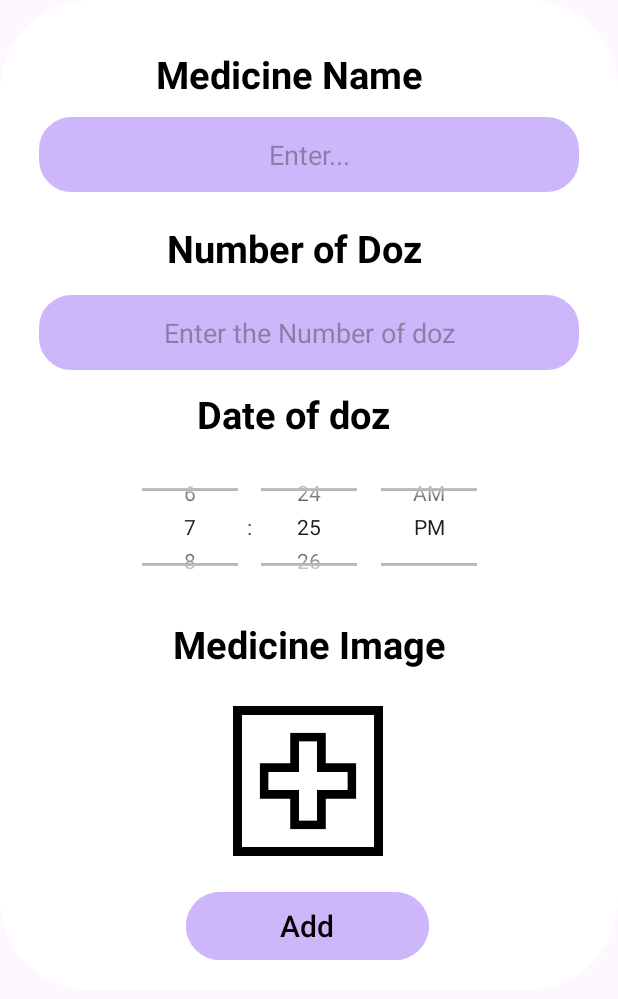
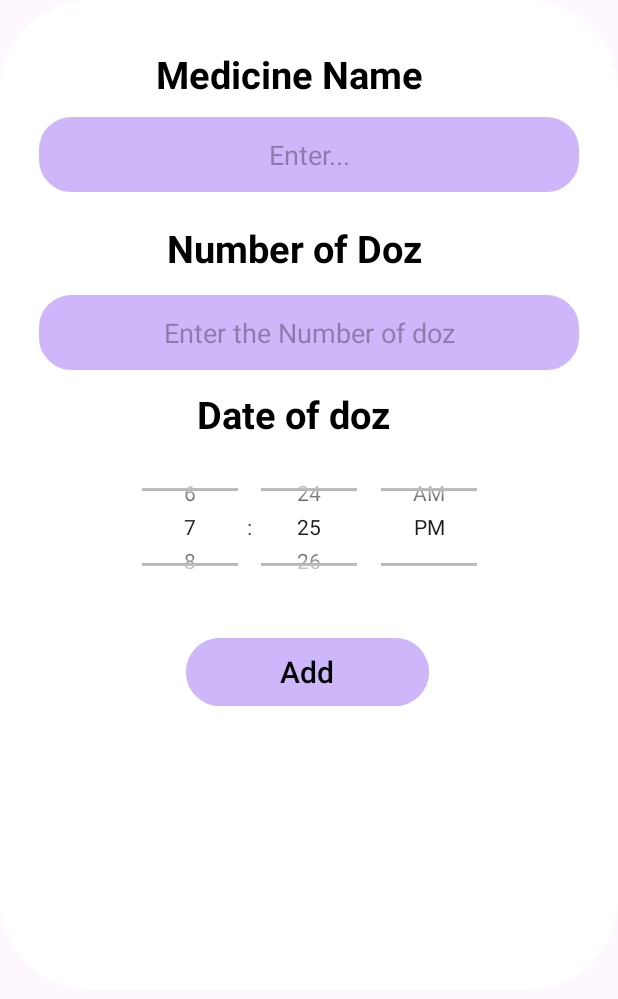
Before and after one commit to YaraMohamed12/Careplace, an Android app: the layout medicine_dialog.xml on its own in the app's theme, with its tools: preview values and no code run, on a phone screen of 412 x 824 dp. Shown: the top 999 px of the screen. Run offline under Robolectric (Android 15) with nearby library versions, the phone set to English and light mode, and no system bars.

Commit message:
غرقنننا يا عمو سامي

```diff
--- a/app/src/main/java/com/example/careplace/MedicineAdpater.kt
+++ b/app/src/main/java/com/example/careplace/MedicineAdpater.kt
@@ -2,15 +2,19 @@ package com.example.careplace
 
 import android.annotation.SuppressLint
 import android.content.Context
+import android.content.Intent
+import android.provider.MediaStore
 import android.view.LayoutInflater
 import android.view.View
 import android.view.ViewGroup
 import android.widget.ArrayAdapter
 import android.widget.Button
 import android.widget.EditText
+import android.widget.ImageView
 import android.widget.TextView
 import android.widget.Toast
 import androidx.appcompat.app.AlertDialog
+import androidx.core.app.ActivityCompat.startActivityForResult
 import com.google.firebase.auth.FirebaseAuth
 import com.google.firebase.database.FirebaseDatabase
 
--- a/app/src/main/res/layout/medicine_dialog.xml
+++ b/app/src/main/res/layout/medicine_dialog.xml
@@ -38,18 +38,7 @@
         app:layout_constraintStart_toStartOf="parent"
         app:layout_constraintTop_toTopOf="parent" />
 
-    <TextView
-        android:id="@+id/image_text"
-        android:layout_width="wrap_content"
-        android:layout_height="wrap_content"
-        android:layout_marginTop="412dp"
-        android:text="Medicine Image"
-        android:textColor="@color/black"
-        android:textSize="25sp"
-        android:textStyle="bold"
-        app:layout_constraintEnd_toEndOf="parent"
-        app:layout_constraintStart_toStartOf="parent"
-        app:layout_constraintTop_toTopOf="parent" />
+
 
     <TextView
         android:id="@+id/nodoz"
@@ -100,16 +89,7 @@
         app:layout_constraintTop_toBottomOf="@id/doz_no_dialog1" />
 
 
-    <ImageView
-        android:id="@+id/ulpoadimg1"
-        android:layout_width="100dp"
-        android:layout_height="100dp"
-        android:layout_marginTop="24dp"
-        android:src="@drawable/imginsert2"
-        app:layout_constraintEnd_toEndOf="parent"
-        app:layout_constraintHorizontal_bias="0.498"
-        app:layout_constraintStart_toStartOf="parent"
-        app:layout_constraintTop_toBottomOf="@+id/image_text" />
+
 
     <Button
 
@@ -124,7 +104,7 @@
         app:layout_constraintEnd_toEndOf="parent"
         app:layout_constraintHorizontal_bias="0.497"
         app:layout_constraintStart_toStartOf="parent"
-        app:layout_constraintTop_toBottomOf="@id/ulpoadimg1" />
+        app:layout_constraintTop_toBottomOf="@id/timePicker" />
 
     <TimePicker
         android:id="@+id/timePicker"
```
Also changed, not shown: app/src/main/java/com/example/careplace/DoctorProfileInfo.kt (+67 -40 lines), app/src/main/java/com/example/careplace/DoctorProfileRiviews.kt (+24 -10 lines), app/src/main/java/com/example/careplace/DoctorProfileSchedule.kt (+11 -2 lines), app/src/main/java/com/example/careplace/Medicine_List.kt (+5 -2 lines), app/src/main/res/layout/activity_doctor_profile_riviews.xml (+4 -4 lines).
